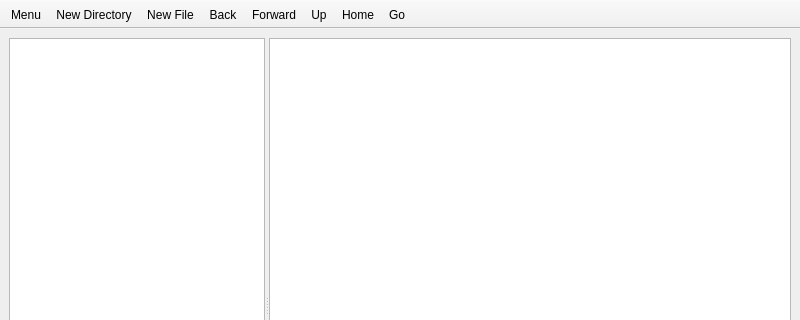
Qt form form.ui (tmahlburg/tfm) before a commit; both pictures show x 0 to 800 and y 0 to 320 of the 800 by 600 pixel window.
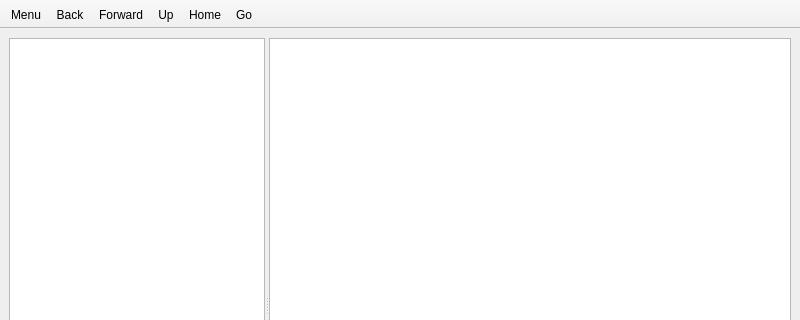
The same form after that commit.

Commit message: added icons and moved both 'new' items in a menu

Diff of the .ui file:
```diff
--- a/form.ui
+++ b/form.ui
@@ -141,8 +141,6 @@
     <bool>false</bool>
    </attribute>
    <addaction name="action_menu"/>
-   <addaction name="action_new_dir"/>
-   <addaction name="action_new_file"/>
    <addaction name="action_back"/>
    <addaction name="action_forward"/>
    <addaction name="action_up"/>
```
Left out of the diff: 3 changed lines with no effect on the pictures. The commit also changes 1 other file.
